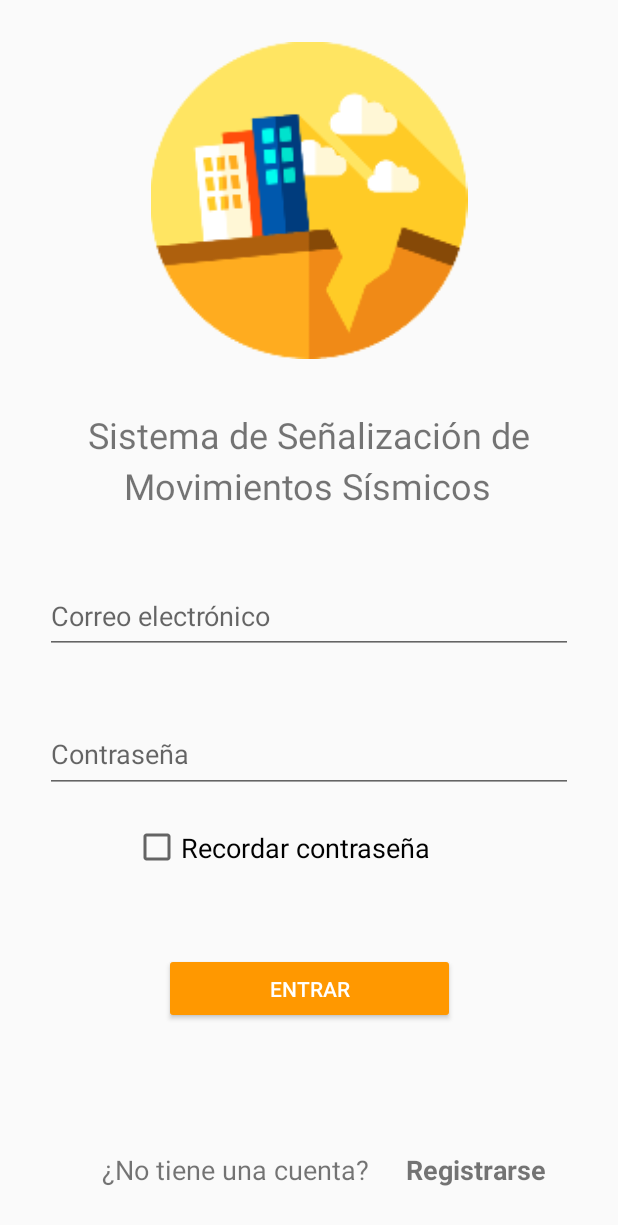
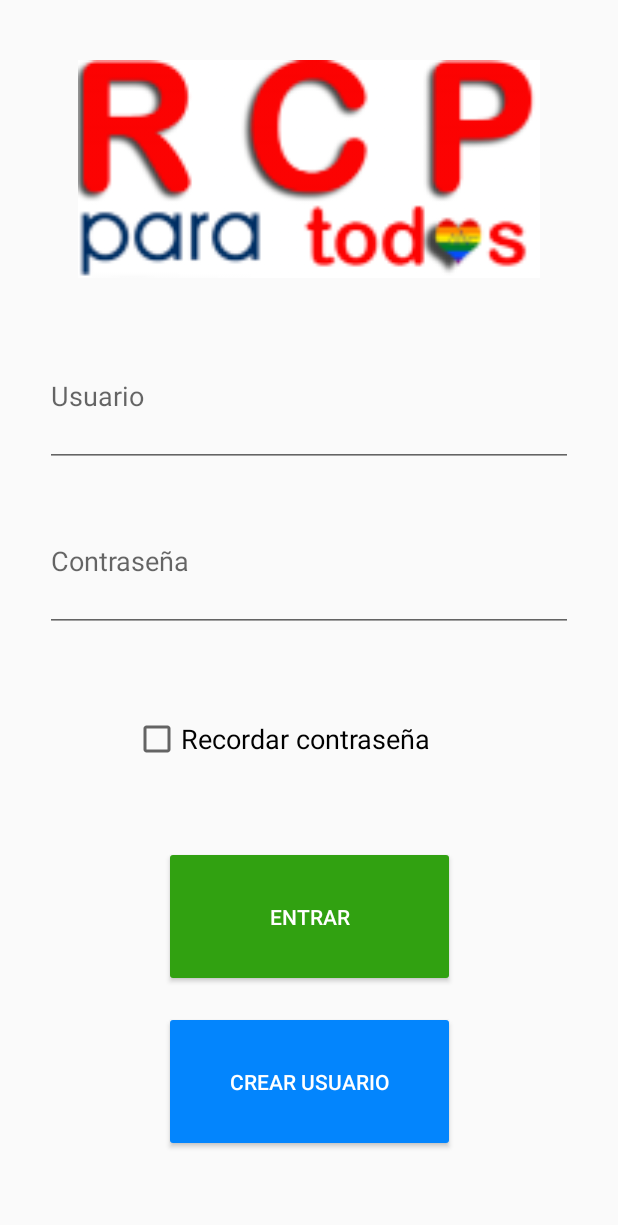
Before and after one commit to RCP-para-Todos/mobileapp, an Android app: the screen it shows after launch (LoginActivity), on a phone screen of 412 x 824 dp. Shown: the top 1225 px of the screen. Run offline under Robolectric (Android 15) with nearby library versions, the light colour scheme and no system bars.

Commit message:
Agrego pantalla de Login

```diff
--- a/app/src/main/java/com/jk/rcp/main/activities/LoginActivity.java
+++ b/app/src/main/java/com/jk/rcp/main/activities/LoginActivity.java
@@ -46,7 +46,7 @@ public class LoginActivity extends AppCompatActivity {
     @Override
     protected void onResume() {
         super.onResume();
-        final EditText email = findViewById(R.id.input_email);
+        final EditText email = findViewById(R.id.input_user);
         final EditText password = findViewById(R.id.input_password);
         final CheckBox rememberPassword = findViewById(R.id.rememberPassword);
 
@@ -75,13 +75,13 @@ public class LoginActivity extends AppCompatActivity {
         super.onCreate(savedInstanceState);
         setContentView(R.layout.activity_login);
         eventManager = new EventManager(this);
-        final EditText username = findViewById(R.id.input_email);
+        final EditText username = findViewById(R.id.input_user);
         final EditText password = findViewById(R.id.input_password);
         final EditText rol = findViewById(R.id.input_password);
         final CheckBox rememberPassword = findViewById(R.id.rememberPassword);
 
         Button submitBtn = findViewById(R.id.btn_login);
-        TextView register = findViewById(R.id.register);
+        TextView register = findViewById(R.id.btn_create_user);
         mAPIService = ApiUtils.getAPIService();
         preferences = getSharedPreferences("preferences", MODE_PRIVATE);
 
--- a/app/src/main/java/com/jk/rcp/main/activities/RegisterActivity.java
+++ b/app/src/main/java/com/jk/rcp/main/activities/RegisterActivity.java
@@ -26,7 +26,7 @@ public class RegisterActivity extends AppCompatActivity {
     EditText _nameText;
     @Bind(R.id.input_surname)
     EditText _surnameText;
-    @Bind(R.id.input_email)
+    @Bind(R.id.input_user)
     EditText _emailText;
     @Bind(R.id.input_dni)
     EditText _dniText;
--- a/app/src/main/java/com/jk/rcp/main/data/remoteXML/APIService.java
+++ b/app/src/main/java/com/jk/rcp/main/data/remoteXML/APIService.java
@@ -1,12 +1,12 @@
-package com.jk.rcp.main.data.remoteXML;
-
-import com.jk.rcp.main.data.model.inpresList.Feed;
-
-import retrofit2.Call;
-import retrofit2.http.GET;
-
-public interface APIService {
-
-    @GET("rss/ultimos50.xml")
-    Call<Feed> getEarthquakeData();
-}
+//package com.jk.rcp.main.data.remoteXML;
+//
+//import com.jk.rcp.main.data.model.inpresList.Feed;
+//
+//import retrofit2.Call;
+//import retrofit2.http.GET;
+//
+//public interface APIService {
+//
+//    @GET("rss/ultimos50.xml")
+//    Call<Feed> getEarthquakeData();
+//}
--- a/app/src/main/java/com/jk/rcp/main/data/remoteXML/ApiUtils.java
+++ b/app/src/main/java/com/jk/rcp/main/data/remoteXML/ApiUtils.java
@@ -1,4 +1,6 @@
 package com.jk.rcp.main.data.remoteXML;
+
+import com.jk.rcp.main.data.remote.APIService;
 
 public class ApiUtils {
 
--- a/app/src/main/res/layout/activity_login.xml
+++ b/app/src/main/res/layout/activity_login.xml
@@ -1,6 +1,7 @@
 <?xml version="1.0" encoding="utf-8"?>
 <androidx.constraintlayout.widget.ConstraintLayout xmlns:android="http://schemas.android.com/apk/res/android"
     xmlns:app="http://schemas.android.com/apk/res-auto"
+    xmlns:tools="http://schemas.android.com/tools"
     android:layout_width="match_parent"
     android:layout_height="match_parent"
     android:baselineAligned="false"
@@ -11,126 +12,88 @@
     <Button
         android:id="@+id/btn_login"
         android:layout_width="194dp"
-        android:layout_height="47dp"
-        android:layout_marginTop="84dp"
-        android:layout_marginBottom="86dp"
-        android:backgroundTint="#FF9800"
+        android:layout_height="0dp"
+        android:layout_marginBottom="16dp"
+        android:backgroundTint="#31A111 "
         android:text="@string/login"
         android:textAlignment="center"
         android:textColor="#FFFFFF"
-        app:layout_constraintBottom_toBottomOf="@+id/textView"
+        app:layout_constraintBottom_toTopOf="@+id/btn_create_user"
+        app:layout_constraintEnd_toEndOf="parent"
+        app:layout_constraintStart_toStartOf="parent"
+        app:layout_constraintTop_toBottomOf="@+id/rememberPassword" />
+
+    <Button
+        android:id="@+id/btn_create_user"
+        android:layout_width="194dp"
+        android:layout_height="0dp"
+        android:layout_marginBottom="56dp"
+        android:backgroundTint="#0385FD"
+        android:text="@string/createUser"
+        android:textAlignment="center"
+        android:textColor="#FFFFFF"
+        app:layout_constraintBottom_toBottomOf="parent"
+        app:layout_constraintEnd_toEndOf="parent"
+        app:layout_constraintStart_toStartOf="parent"
+        app:layout_constraintTop_toBottomOf="@+id/btn_login" />
+
+    <CheckBox
+        android:id="@+id/rememberPassword"
+        android:layout_width="235dp"
+        android:layout_height="0dp"
+        android:layout_marginBottom="24dp"
+        android:text="Recordar contraseña"
+        android:textSize="18sp"
+        app:layout_constraintBottom_toTopOf="@+id/btn_login"
         app:layout_constraintEnd_toEndOf="parent"
         app:layout_constraintStart_toStartOf="parent"
         app:layout_constraintTop_toBottomOf="@+id/input_password" />
 
-    <CheckBox
-        android:id="@+id/rememberPassword"
-        android:layout_width="235dp"
-        android:layout_height="39dp"
-        android:layout_marginTop="193dp"
-        android:layout_marginBottom="194dp"
-        android:text="Recordar contraseña"
-        android:textSize="18sp"
-        app:layout_constraintBottom_toBottomOf="parent"
-        app:layout_constraintEnd_toEndOf="parent"
-        app:layout_constraintStart_toStartOf="parent"
-        app:layout_constraintTop_toBottomOf="@+id/textView2" />
-
     <EditText
-        android:id="@+id/input_email"
+        android:id="@+id/input_user"
         android:layout_width="0dp"
-        android:layout_height="50dp"
+        android:layout_height="0dp"
         android:layout_marginStart="30dp"
-        android:layout_marginTop="24dp"
         android:layout_marginEnd="30dp"
-        android:layout_marginBottom="19dp"
+        android:layout_marginBottom="16dp"
         android:ems="10"
-        android:hint="@string/email"
+        android:hint="@string/user"
         android:inputType="textEmailAddress"
         android:textColorLink="#FF9800"
         app:layout_constraintBottom_toTopOf="@+id/input_password"
         app:layout_constraintEnd_toEndOf="parent"
         app:layout_constraintStart_toStartOf="parent"
-        app:layout_constraintTop_toBottomOf="@+id/textView3" />
+        app:layout_constraintTop_toBottomOf="@+id/imageView" />
 
     <EditText
         android:id="@+id/input_password"
         android:layout_width="0dp"
-        android:layout_height="51dp"
+        android:layout_height="0dp"
         android:layout_marginStart="30dp"
-        android:layout_marginTop="192dp"
         android:layout_marginEnd="30dp"
-        android:layout_marginBottom="193dp"
+        android:layout_marginBottom="24dp"
         android:ems="10"
         android:hint="@string/password"
         android:inputType="textPassword"
         android:singleLine="true"
-        app:layout_constraintBottom_toTopOf="@+id/textView"
+        app:layout_constraintBottom_toTopOf="@+id/rememberPassword"
         app:layout_constraintEnd_toEndOf="parent"
         app:layout_constraintStart_toStartOf="parent"
-        app:layout_constraintTop_toBottomOf="@+id/imageView" />
+        app:layout_constraintTop_toBottomOf="@+id/input_user" />
 
     <ImageView
         android:id="@+id/imageView"
-        android:layout_width="0dp"
-        android:layout_height="0dp"
-        android:layout_marginStart="62dp"
-        android:layout_marginTop="28dp"
-        android:layout_marginEnd="62dp"
-        android:layout_marginBottom="34dp"
+        android:layout_width="345dp"
+        android:layout_height="145dp"
+        android:layout_marginStart="54dp"
+        android:layout_marginTop="40dp"
+        android:layout_marginEnd="54dp"
+        android:layout_marginBottom="32dp"
         android:contentDescription="@string/logo"
-        app:layout_constraintBottom_toTopOf="@+id/textView2"
+        app:layout_constraintBottom_toTopOf="@+id/input_user"
         app:layout_constraintEnd_toEndOf="parent"
         app:layout_constraintStart_toStartOf="parent"
         app:layout_constraintTop_toTopOf="parent"
-        app:srcCompat="@mipmap/ic_launcher_foreground" />
-
-    <TextView
-        android:id="@+id/register"
-        android:layout_width="wrap_content"
-        android:layout_height="wrap_content"
-        android:layout_marginEnd="24dp"
-        android:layout_marginBottom="32dp"
-        android:text="@string/register"
-        android:textSize="18sp"
-        android:textStyle="bold"
-        app:layout_constraintBottom_toBottomOf="parent"
-        app:layout_constraintEnd_toEndOf="parent"
-        app:layout_constraintHorizontal_bias="0.5"
-        app:layout_constraintStart_toEndOf="@+id/textView" />
-
-    <TextView
-        android:id="@+id/textView2"
-        android:layout_width="wrap_content"
-        android:layout_height="wrap_content"
-        android:layout_marginTop="273dp"
-        android:text="@string/firstLineTitle"
-        android:textSize="24sp"
-        app:layout_constraintEnd_toEndOf="parent"
-        app:layout_constraintStart_toStartOf="parent"
-        app:layout_constraintTop_toTopOf="parent" />
-
-    <TextView
-        android:id="@+id/textView3"
-        android:layout_width="wrap_content"
-        android:layout_height="wrap_content"
-        android:layout_marginStart="24dp"
-        android:layout_marginTop="1dp"
-        android:text="@string/secondLineTable"
-        android:textSize="24sp"
-        app:layout_constraintStart_toStartOf="@+id/textView2"
-        app:layout_constraintTop_toBottomOf="@+id/textView2" />
-
-    <TextView
-        android:id="@+id/textView"
-        android:layout_width="wrap_content"
-        android:layout_height="wrap_content"
-        android:layout_marginStart="44dp"
-        android:text="@string/noAccountQuestion"
-        android:textSize="18sp"
-        app:layout_constraintBaseline_toBaselineOf="@+id/register"
-        app:layout_constraintEnd_toStartOf="@+id/register"
-        app:layout_constraintHorizontal_bias="0.5"
-        app:layout_constraintStart_toStartOf="parent" />
+        app:srcCompat="@drawable/rcp_logo" />
 
 </androidx.constraintlayout.widget.ConstraintLayout>
--- a/app/src/main/res/layout/activity_register.xml
+++ b/app/src/main/res/layout/activity_register.xml
@@ -49,7 +49,7 @@
             android:layout_marginBottom="4dp">
 
             <EditText
-                android:id="@+id/input_email"
+                android:id="@+id/input_user"
                 android:layout_width="match_parent"
                 android:layout_height="wrap_content"
                 android:hint="Email"
--- a/app/src/main/res/values/colors.xml
+++ b/app/src/main/res/values/colors.xml
@@ -1,9 +1,9 @@
 <?xml version="1.0" encoding="utf-8"?>
 <resources>
-    <color name="primary">#FFC107</color>
-    <color name="primary_dark">#FFA000</color>
-    <color name="primary_light">#FFECB3</color>
-    <color name="accent">#FF5722</color>
+    <color name="primary">#FFFFFF</color>
+    <color name="primary_dark">#C8C8C8</color>
+    <color name="primary_light">#F4F4F4</color>
+    <color name="accent">#7C7C7C</color>
     <color name="primary_text">#212121</color>
     <color name="secondary_text">#757575</color>
     <color name="icons">#212121</color>
--- a/app/src/main/res/values/strings.xml
+++ b/app/src/main/res/values/strings.xml
@@ -1,6 +1,7 @@
 <resources>
     <string name="detailed_app_name">RCP Para Todos</string>
     <string name="app_name">RCP Para Todos</string>
+    <string name="user">Usuario</string>
     <string name="title_activity_login">Sign in</string>
     <string name="register">Registrarse</string>
     <string name="login">Entrar</string>
@@ -24,4 +25,5 @@
     <string name="exit">Salir</string>
     <string name="menu_history">Historial de alarmas</string>
     <string name="stop">Detener</string>
+    <string name="createUser">Crear usuario</string>
 </resources>
```
Also changed, not shown: app/src/main/java/com/jk/rcp/main/activities/HomeActivity.java (+6 -6 lines), app/src/main/java/com/jk/rcp/main/activities/OfficialHistoryContentFragment.java (+165 -164 lines), app/src/main/java/com/jk/rcp/main/data/adapter/EarthquakeListAdapter.java (+85 -85 lines), app/src/main/res/drawable-xxhdpi/rcp_logo.png (added).
